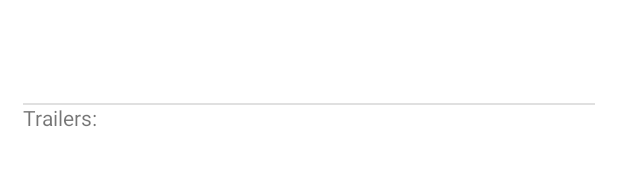
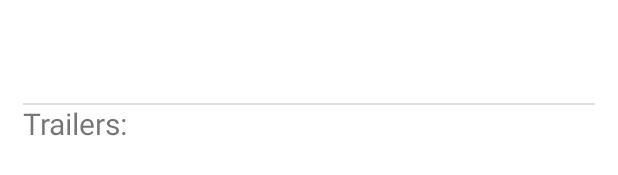
Before and after one commit to ElIkone/moviesDatabase, an Android app: the layout media_delegate.xml on its own in the app's theme, with its tools: preview values and no code run, on a phone screen of 412 x 824 dp. Shown: the part 450-625 px from the top of the screen. Run offline under Robolectric (Android 15) with nearby library versions, the phone set to English and light mode, and no system bars; network calls fail.

Commit message:
fix: update size for trailers text

```diff
--- a/app/src/main/res/layout/media_delegate.xml
+++ b/app/src/main/res/layout/media_delegate.xml
@@ -123,9 +123,9 @@
                 <TextView
                     android:layout_width="wrap_content"
                     android:layout_height="wrap_content"
+                    android:layout_marginLeft="15dp"
                     android:text="@string/trailers"
-                    android:layout_marginLeft="15dp"
-                 />
+                    android:textSize="20sp" />
             </LinearLayout>
         </FrameLayout>
         <FrameLayout
```
